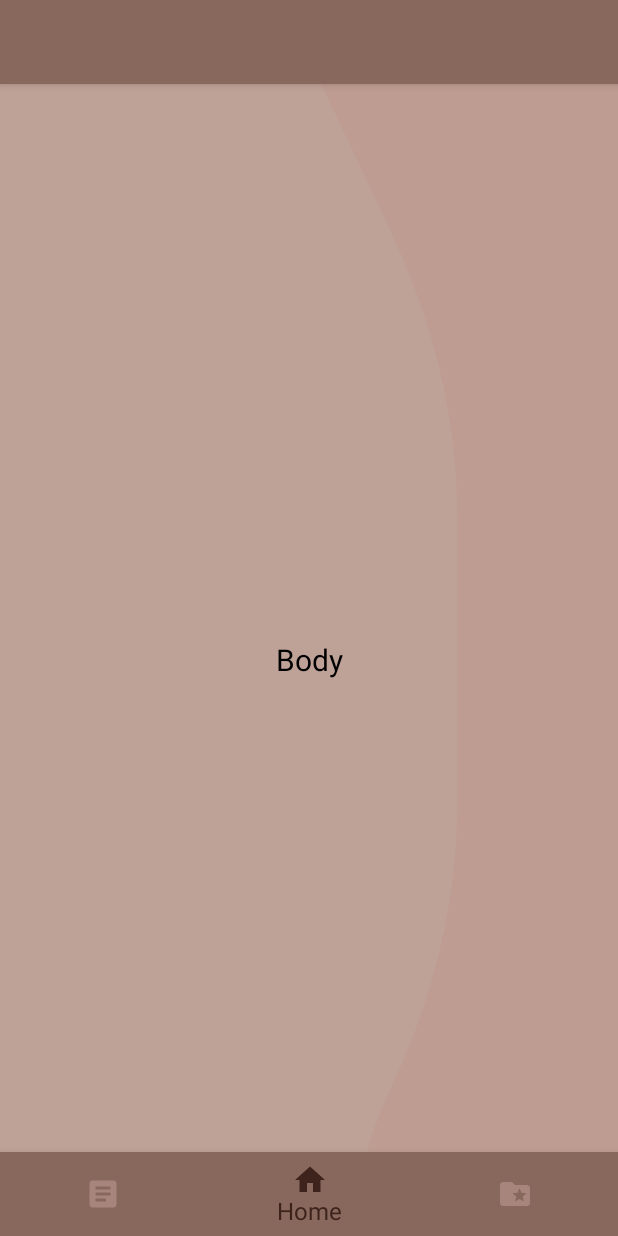
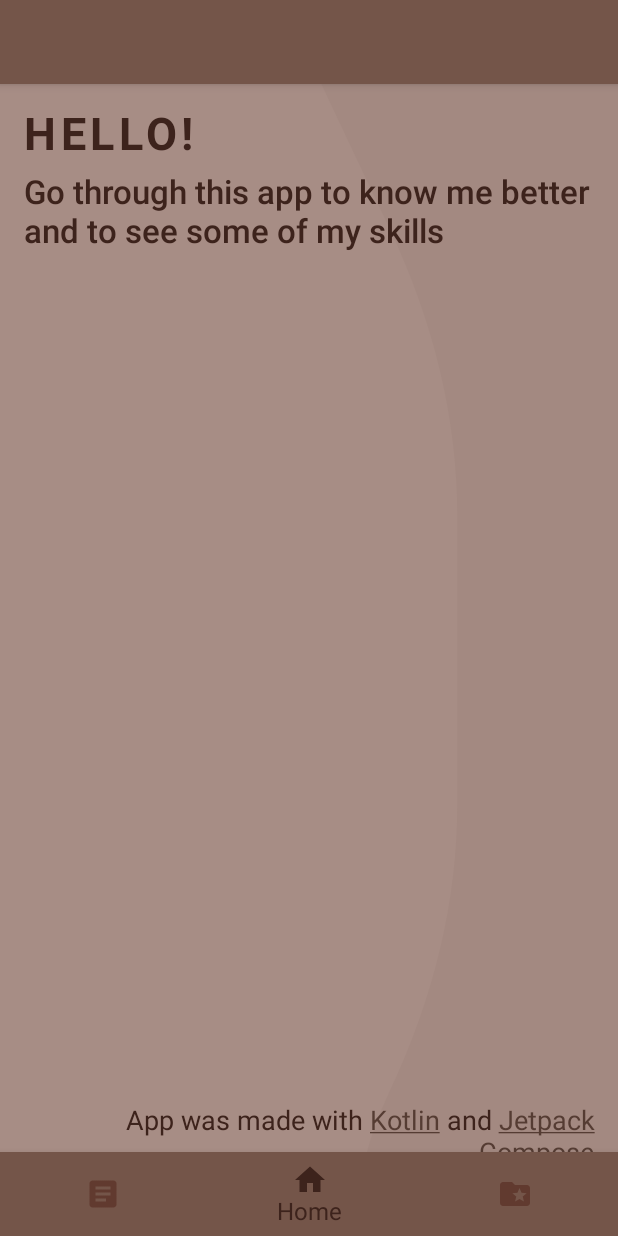
Before and after one commit to DBaw/CvApp, an Android app built with Jetpack Compose: the screen it shows after launch (MainActivity), on a phone screen of 412 x 824 dp. Run offline under Robolectric (Android 15) with nearby library versions, the phone set to English and light mode, and no system bars; our stand-ins replace constraintlayout-compose.

Commit message:
Simpler comparation of screens in bars. Composable function for hyperlinks added. Project screen complited. Changes in colors. ElevationOvarlay disabled on bottom navbar.

```diff
--- a/app/src/main/java/com/example/cvapp/bars/BottomMenu.kt
+++ b/app/src/main/java/com/example/cvapp/bars/BottomMenu.kt
@@ -1,6 +1,7 @@
 package com.example.cvapp
 
 
+import androidx.compose.foundation.background
 import androidx.compose.foundation.layout.*
 import androidx.compose.foundation.layout.Arrangement.SpaceBetween
 import androidx.compose.material.*
@@ -8,6 +9,7 @@ import androidx.compose.material.ripple.LocalRippleTheme
 import androidx.compose.runtime.*
 import androidx.compose.ui.Alignment.Companion.CenterHorizontally
 import androidx.compose.ui.Modifier
+import androidx.compose.ui.graphics.Color
 import androidx.compose.ui.unit.dp
 import androidx.navigation.NavController
 import androidx.navigation.compose.currentBackStackEntryAsState
@@ -22,28 +24,41 @@ fun BottomNavigationBar(
     onItemClick: (BottomNavItem) -> Unit
 ) {
     val backStackEntry = navController.currentBackStackEntryAsState().value?.destination?.route
-    val cvScreens = listOf(Screen.Info.route,Screen.Education.route,Screen.Skills.route,Screen.Experience.route,Screen.Interests.route,Screen.Contact.route)
+    val cvScreens = listOf(
+        Screen.Info.route,
+        Screen.Education.route,
+        Screen.Skills.route,
+        Screen.Experience.route,
+        Screen.Interests.route,
+        Screen.Contact.route
+    )
 
     CompositionLocalProvider(LocalRippleTheme provides NoRippleTheme) {
+        CompositionLocalProvider(LocalElevationOverlay provides null) {
             BottomNavigation(
                 backgroundColor = MaterialTheme.colors.surface,
             ) {
 
                 items.forEach { item ->
-                val selected = if(item.route == Screen.Home.route || item.route == Screen.Projects.route)item.route == backStackEntry
+                    val selected =
+                        if (item.route == Screen.Home.route || item.route == Screen.Projects.route) item.route == backStackEntry
                         else item.route == backStackEntry || cvScreens.contains(backStackEntry)
 
                     BottomNavigationItem(
                         selected = selected,
                         onClick = { onItemClick(item) },
                         selectedContentColor = MaterialTheme.colors.primary,
-                    unselectedContentColor = MaterialTheme.colors.secondary,
+                        unselectedContentColor = MaterialTheme.colors.primaryVariant,
                         icon = {
                             Column(
                                 horizontalAlignment = CenterHorizontally,
                                 verticalArrangement = SpaceBetween
                             ) {
-                            Icon(imageVector = item.icon, contentDescription = item.title, modifier = Modifier.size(24.dp))
+                                Icon(
+                                imageVector = item.icon,
+                                contentDescription = item.title,
+                                modifier = Modifier.size(24.dp)
+                            )
                             if (selected) {
                                 Text(text = item.title)
                             }
@@ -54,3 +69,4 @@ fun BottomNavigationBar(
             }
         }
     }
+}
--- a/app/src/main/java/com/example/cvapp/bars/TopAppBar.kt
+++ b/app/src/main/java/com/example/cvapp/bars/TopAppBar.kt
@@ -25,6 +25,7 @@ fun TopBar(scaffoldState: ScaffoldState, scope: CoroutineScope, navController: N
     CompositionLocalProvider(LocalRippleTheme provides NoRippleTheme) {
 
         val route = navController.currentBackStackEntryAsState().value?.destination?.route
+        val cvScreens = listOf(Screen.Info.route,Screen.Education.route,Screen.Skills.route,Screen.Experience.route,Screen.Interests.route,Screen.Contact.route)
 
         TopAppBar(
             modifier = Modifier.fillMaxWidth(),
@@ -38,12 +39,7 @@ fun TopBar(scaffoldState: ScaffoldState, scope: CoroutineScope, navController: N
                     .fillMaxWidth()
                     .padding(Paddings.Medium.padding)
             ) {
-                if(route == Screen.Experience.route ||
-                    route == Screen.Info.route ||
-                    route == Screen.Education.route ||
-                    route == Screen.Skills.route ||
-                    route == Screen.Interests.route ||
-                    route == Screen.Contact.route)
+                if(cvScreens.contains(route))
                 Icon(
                     imageVector = Icons.Default.ArrowBack,
                     contentDescription = "Go back",
--- a/app/src/main/java/com/example/cvapp/screens/CvScreen.kt
+++ b/app/src/main/java/com/example/cvapp/screens/CvScreen.kt
@@ -13,7 +13,6 @@ import androidx.navigation.NavController
 import com.example.cvapp.patterns.*
 import com.example.cvapp.screens.data.Feature
 import com.example.cvapp.screens.data.FeatureItem
-import com.example.cvapp.ui.theme.BackgroundPattern
 
 
 
@@ -25,12 +24,13 @@ fun CvScreen(navController: NavController, features: List<Feature>) {
 
         val width = constraints.maxWidth.toFloat()
         val height = constraints.maxHeight.toFloat()
+        val patternColor = MaterialTheme.colors.secondaryVariant
 
 
         Canvas(modifier = Modifier.fillMaxSize()) {
             drawPath(
                 path = randomPatternPath(width,height),
-                color = BackgroundPattern
+                color = patternColor
             )}
 
         LazyVerticalGrid(
--- a/app/src/main/java/com/example/cvapp/screens/ExperienceScreen.kt
+++ b/app/src/main/java/com/example/cvapp/screens/ExperienceScreen.kt
@@ -4,6 +4,7 @@ package com.example.cvapp.screens
 import androidx.compose.foundation.Canvas
 import androidx.compose.foundation.background
 import androidx.compose.foundation.layout.*
+import androidx.compose.material.MaterialTheme
 import androidx.compose.runtime.Composable
 import androidx.compose.ui.Modifier
 import androidx.compose.ui.graphics.Color
@@ -12,7 +13,6 @@ import androidx.compose.ui.res.painterResource
 import com.example.cvapp.R
 import com.example.cvapp.patterns.randomPatternPath
 import com.example.cvapp.screens.functions.ExpEdu
-import com.example.cvapp.ui.theme.BackgroundPattern
 
 @Composable
 fun ExperienceScreen() {
@@ -23,11 +23,12 @@ fun ExperienceScreen() {
 
         val width = constraints.maxWidth.toFloat()
         val height = constraints.maxHeight.toFloat()
+        val patternColor = MaterialTheme.colors.secondaryVariant
 
         Canvas(modifier = Modifier.fillMaxSize()) {
             drawPath(
                 path = randomPatternPath(width, height),
-                color = BackgroundPattern
+                color = patternColor
             )
         }
 
--- a/app/src/main/java/com/example/cvapp/screens/HomeScreen.kt
+++ b/app/src/main/java/com/example/cvapp/screens/HomeScreen.kt
@@ -1,19 +1,23 @@
 package com.example.cvapp
 
 
-import androidx.compose.animation.core.*
+
 import androidx.compose.foundation.Canvas
 import androidx.compose.foundation.background
 import androidx.compose.foundation.layout.*
 import androidx.compose.material.MaterialTheme
 import androidx.compose.material.Text
 import androidx.compose.runtime.Composable
-import androidx.compose.ui.Alignment
 import androidx.compose.ui.Modifier
 import androidx.compose.ui.text.font.FontStyle
+import androidx.compose.ui.text.font.FontWeight
+import androidx.compose.ui.text.style.TextAlign
+import androidx.compose.ui.unit.dp
 import androidx.compose.ui.unit.sp
+import androidx.constraintlayout.compose.ConstraintLayout
 import com.example.cvapp.patterns.randomPatternPath
-import com.example.cvapp.ui.theme.BackgroundPattern
+import com.example.cvapp.screens.functions.Hyperlinks
+import com.example.cvapp.ui.theme.Paddings
 
 @Composable
 fun HomeScreen() {
@@ -21,27 +25,83 @@ fun HomeScreen() {
         modifier = Modifier
             .background(MaterialTheme.colors.background)
             .fillMaxSize()
-        ){
+    ) {
 
         val width = constraints.maxWidth.toFloat()
         val height = constraints.maxHeight.toFloat()
+        val patternColor = MaterialTheme.colors.secondaryVariant
 
             Canvas(modifier = Modifier.fillMaxSize()) {
                 drawPath(
                     path = randomPatternPath(width, height),
-                color = BackgroundPattern
+                    color = patternColor
                 )
             }
 
-        Column(horizontalAlignment = Alignment.CenterHorizontally,
-        verticalArrangement = Arrangement.Center,
-        modifier = Modifier.fillMaxSize()) {
+                ConstraintLayout(modifier = Modifier.fillMaxHeight()){
+                    val (header,text,hyperlink,spacer) = createRefs()
+
                 Text(
-                text = "Body",
-                fontStyle = FontStyle.Normal,
-                fontSize = 20.sp,
-                color = MaterialTheme.colors.onBackground
+                    text = "HELLO!",
+                    fontWeight = FontWeight.Bold,
+                    fontSize = 30.sp,
+                    letterSpacing = 3.sp,
+                    color = MaterialTheme.colors.primary,
+                    modifier = Modifier
+                        .padding(
+                            horizontal = Paddings.Big.padding
                         )
+                        .padding(
+                            top = Paddings.Big.padding,
+                            bottom = Paddings.Medium.padding
+                        )
+                        .constrainAs(header) {
+                            top.linkTo(parent.top)
+                            start.linkTo(parent.start)
+                        }
+                )
+                Text(
+                    text = "Go through this app to know me better and to see some of my skills",
+                    fontWeight = FontWeight.Medium,
+                    fontSize = 22.sp,
+                    color = MaterialTheme.colors.primary,
+                    modifier = Modifier
+                        .padding(horizontal = Paddings.Big.padding)
+                        .constrainAs(text) {
+                            top.linkTo(header.bottom)
+                            start.linkTo(parent.start)
+                        }
+                )
+                Hyperlinks(
+                    text = "App was made with Kotlin and Jetpack Compose",
+                    textAlign = TextAlign.End,
+                    link = listOf(
+                        "Kotlin",
+                        "Jetpack Compose"
+                    ),
+                    hyperlinks = listOf(
+                        "https://kotlinlang.org",
+                        "https://developer.android.com/jetpack/compose"
+                    ),
+                    textColor = MaterialTheme.colors.primary,
+                    linkColor = MaterialTheme.colors.onSurface,
+                    fontSize = 18.sp,
+                    modifier = Modifier
+                        .padding(
+                            horizontal = Paddings.Big.padding,
+                            vertical = Paddings.Big.padding
+                        )
+                        .constrainAs(hyperlink) {
+                            bottom.linkTo(spacer.top)
+                            end.linkTo(parent.end)
+                        }
+                )
+                    Spacer(modifier = Modifier.size((height*0.025).dp)
+                        .constrainAs(spacer){
+                            bottom.linkTo(parent.bottom)
+                            start.linkTo(parent.start)
+                            end.linkTo(parent.end)
+                        })
             }
 
         }
--- a/app/src/main/java/com/example/cvapp/screens/InfoScreen.kt
+++ b/app/src/main/java/com/example/cvapp/screens/InfoScreen.kt
@@ -7,10 +7,8 @@ import androidx.compose.material.MaterialTheme
 import androidx.compose.runtime.Composable
 import androidx.compose.ui.Alignment
 import androidx.compose.ui.Modifier
-import androidx.compose.ui.unit.dp
 import com.example.cvapp.patterns.randomPatternPath
 import com.example.cvapp.screens.functions.CvInfoData
-import com.example.cvapp.ui.theme.BackgroundPattern
 import com.example.cvapp.ui.theme.Paddings
 
 @Composable
@@ -23,11 +21,12 @@ fun InfoScreen() {
 
         val width = constraints.maxWidth.toFloat()
         val height = constraints.maxHeight.toFloat()
+        val patternColor = MaterialTheme.colors.secondaryVariant
 
         Canvas(modifier = Modifier.fillMaxSize()) {
             drawPath(
                 path = randomPatternPath(width,height),
-                color = BackgroundPattern
+                color = patternColor
             )}
 
         Column(
--- a/app/src/main/java/com/example/cvapp/screens/InterestsScreen.kt
+++ b/app/src/main/java/com/example/cvapp/screens/InterestsScreen.kt
@@ -8,7 +8,6 @@ import androidx.compose.runtime.Composable
 import androidx.compose.ui.Modifier
 import com.example.cvapp.patterns.randomPatternPath
 import com.example.cvapp.screens.functions.cvSkillsInterestsData
-import com.example.cvapp.ui.theme.BackgroundPattern
 
 @Composable
 fun InterestsScreen(){
@@ -18,11 +17,12 @@ fun InterestsScreen(){
 
         val width = constraints.maxWidth.toFloat()
         val height = constraints.maxHeight.toFloat()
+        val patternColor = MaterialTheme.colors.secondaryVariant
 
         Canvas(modifier = Modifier.fillMaxSize()) {
             drawPath(
                 path = randomPatternPath(width,height),
-                color = BackgroundPattern
+                color = patternColor
             )}
 
         Column(
--- a/app/src/main/java/com/example/cvapp/screens/functions/FeatureItem.kt
+++ b/app/src/main/java/com/example/cvapp/screens/functions/FeatureItem.kt
@@ -43,12 +43,12 @@ fun FeatureItem(
                 val width = constraints.maxWidth.toFloat()
                 val height = constraints.maxHeight.toFloat()
 
-                //First colored path
-                val firstColorPoint1 = Offset(0f, height * 0.4f)
+
+                val firstColorPoint1 = Offset(0f, height * 0.42f)
                 val firstColorPoint2 = Offset(width * 0.35f, height * 0.25f)
                 val firstColorPoint3 = Offset(width * 0.65f, height * 0.75f)
                 val firstColorPoint4 = Offset(width * 1.55f, 0f)
-                //Second colored path
+
                 val secondColorPoint1 = Offset(0f, height * 0.9f)
                 val secondColorPoint2 = Offset(width * 0.35f, height * 0.4f)
                 val secondColorPoint3 = Offset(width * 0.55f, height * 1.1f)
--- /dev/null
+++ b/app/src/main/java/com/example/cvapp/screens/functions/Hyperlinks.kt
@@ -0,0 +1,77 @@
+package com.example.cvapp.screens.functions
+
+import androidx.compose.foundation.text.ClickableText
+import androidx.compose.runtime.Composable
+import androidx.compose.ui.Modifier
+import androidx.compose.ui.graphics.Color
+import androidx.compose.ui.platform.LocalUriHandler
+import androidx.compose.ui.text.SpanStyle
+import androidx.compose.ui.text.TextStyle
+import androidx.compose.ui.text.buildAnnotatedString
+import androidx.compose.ui.text.font.FontWeight
+import androidx.compose.ui.text.style.TextAlign
+import androidx.compose.ui.text.style.TextDecoration
+import androidx.compose.ui.unit.TextUnit
+
+@Composable
+fun Hyperlinks(
+    modifier: Modifier,
+    text: String,
+    link: List<String>,
+    hyperlinks: List<String>,
+    textColor: Color,
+    linkColor: Color,
+    linkFontWeight: FontWeight = FontWeight.Normal,
+    linkDecoration: TextDecoration = TextDecoration.Underline,
+    fontSize: TextUnit,
+    textAlign: TextAlign
+    ){
+
+    val annotatedString = buildAnnotatedString {
+        append(text)
+        addStyle(
+            style = SpanStyle(
+                fontSize = fontSize,
+                color = textColor
+            ),
+            start = 0,
+            end = text.length
+        )
+        link.forEachIndexed { index, link ->
+            val startIndex = text.indexOf(link)
+            val endIndex = startIndex + link.length
+            addStyle(
+                style = SpanStyle(
+                    color = linkColor,
+                    fontWeight = linkFontWeight,
+                    textDecoration = linkDecoration
+                ),
+                start = startIndex,
+                end = endIndex
+            )
+            addStringAnnotation(
+                tag = "URL",
+                annotation = hyperlinks[index],
+                start = startIndex,
+                end = endIndex
+            )
+        }
+    }
+
+    val uriHandler = LocalUriHandler.current
+
+    ClickableText(
+        modifier = modifier,
+        text = annotatedString,
+        style = TextStyle(
+            textAlign = textAlign
+        ),
+        onClick ={
+            annotatedString
+                .getStringAnnotations("URL",it,it)
+                .firstOrNull()?.let { stringAnnotation ->
+                    uriHandler.openUri(stringAnnotation.item)
+                }
+        }
+    )
+}
--- a/app/src/main/java/com/example/cvapp/ui/theme/Color.kt
+++ b/app/src/main/java/com/example/cvapp/ui/theme/Color.kt
@@ -2,28 +2,14 @@ package com.example.cvapp.ui.theme
 
 import androidx.compose.ui.graphics.Color
 
-//val LightInfoColor = Color(0xFFE3F78C)
-//val InfoColor = Color(0xFFFFED4F)
-//val DarkInfoColor = Color(0xFF817F12)
+val FirstLightFeatureColor = Color(0xFFF3F78C)
+val FirstFeatureColor = Color(0xFFFFE24F)
+val FirstDarkFeatureColor = Color(0xFF816F12)
 
-val LightExpColor = Color(0xFFF3F78C)
-val ExpColor = Color(0xFFFFE24F)
-val DarkExpColor = Color(0xFF816F12)
+val SecondLightFeatureColor = Color(0xFFF7D98C)
+val SecondFeatureColor = Color(0xFFFFAA4F)
+val SecondDarkFeatureColor = Color(0xFF814B12)
 
-//val LightEduColor = Color(0xFFF7EC8C)
-//val EduColor = Color(0xFFFFC44F)
-//val DarkEduColor = Color(0xFF815C12)
-
-val LightSkillColor = Color(0xFFF7D98C)
-val SkillColor = Color(0xFFFFAA4F)
-val DarkSkillColor = Color(0xFF814B12)
-
-//val LightInterestColor = Color(0xFFF7CC8C)
-//val InterestColor = Color(0xFFFF8D4F)
-//val DarkInterestColor = Color(0xFF813912)
-
-val LightContactColor = Color(0xFFF7AE8C)
-val ContactColor = Color(0xFFFF784F)
-val DarkContactColor = Color(0xFF812812)
-
-val BackgroundPattern = Color(0xFFbe9c91)
+val ThirdLightFeatureColor = Color(0xFFF7AE8C)
+val ThirdFeatureColor = Color(0xFFFF784F)
+val ThirdDarkFeatureColor = Color(0xFF812812)
--- a/app/src/main/java/com/example/cvapp/ui/theme/Theme.kt
+++ b/app/src/main/java/com/example/cvapp/ui/theme/Theme.kt
@@ -9,31 +9,31 @@ import androidx.compose.ui.graphics.Color
 
 private val DarkColorPalette = darkColors(
     primary = Color.White,
-    primaryVariant = Color(0xFFD6D6D6),
-    secondary = Color(0xFFEEEEEE),
-    secondaryVariant = Color(0xFF595B70),
-    background = Color(0xFF36384B),
-    surface = Color(0xFF1c1c1c),
+    primaryVariant = Color(0xFF636060),
+    secondary = Color(0xFFB3B2B1),
+    secondaryVariant = Color(0xFF0E0E0E),
+    background = Color(0xFF0C0C0C),
+    surface = Color(0xFF141414),
     error = Color.Red,
     onPrimary = Color.Black,
     onSecondary = Color.Black,
     onBackground = Color.White,
-    onSurface = Color.White,
+    onSurface = Color(0xFFADABA9),
     onError = Color.Black
 )
 
 private val LightColorPalette = lightColors(
     primary = Color(0xFF3D231C),
-    primaryVariant = Color(0xFF493029),
+    primaryVariant = Color(0xFF613A2F),
     secondary = Color(0xFFA8857C),
-    secondaryVariant = Color(0xFFA8837A),
-    background = Color(0xFFBEA197),
-    surface = Color(0xFF88685C),
+    secondaryVariant = Color(0xFFA38981),
+    background = Color(0xFFA78D85),
+    surface = Color(0xFF745549),
     error = Color.Red,
     onPrimary = Color.Black,
     onSecondary = Color.White,
     onBackground = Color.Black,
-    onSurface = Color(0xFF5f4339),
+    onSurface = Color(0xFF553C33),
     onError = Color.White
 )
 
```
Also changed, not shown: app/src/main/java/com/example/cvapp/navigation/nav_graph/CvNavGraph.kt (+19 -19 lines), app/src/main/java/com/example/cvapp/screens/EducationScreen.kt (+2 -11 lines), app/src/main/java/com/example/cvapp/screens/ProjectsScreen.kt (+18 -7 lines), app/src/main/java/com/example/cvapp/screens/SkillsScreen.kt (+2 -5 lines). Lines whose indentation alone changed are shown as unchanged.
